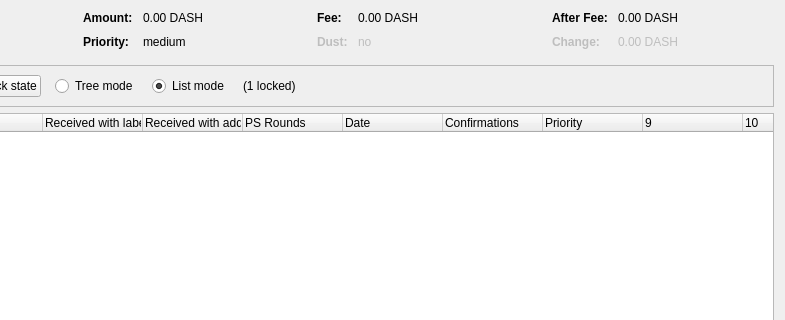
Before: the Qt Designer form src/qt/forms/coincontroldialog.ui in ZoZoCoin/ZoZo-blockchain, drawn with Qt 5; both pictures show x 169 to 954 and y 0 to 320 of the 954 by 500 pixel window.
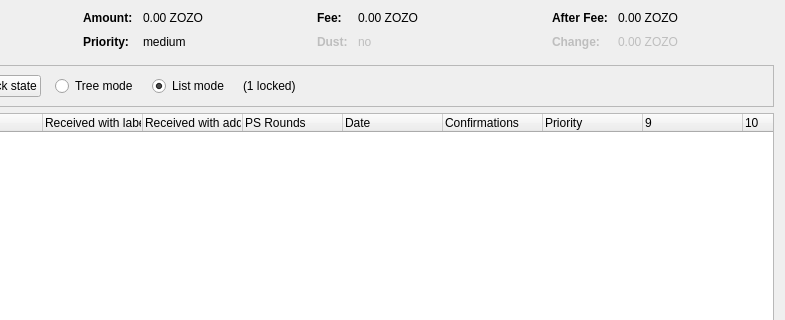
After: the same form once the commit is applied. Custom widgets are drawn as their Qt base class.

Commit message: replace all dash to zozo

Patch:
```diff
--- a/src/qt/forms/coincontroldialog.ui
+++ b/src/qt/forms/coincontroldialog.ui
@@ -132,7 +132,7 @@
           <enum>Qt::ActionsContextMenu</enum>
          </property>
          <property name="text">
-          <string notr="true">0.00 DASH</string>
+          <string notr="true">0.00 ZOZO</string>
          </property>
          <property name="textInteractionFlags">
           <set>Qt::LinksAccessibleByMouse|Qt::TextSelectableByKeyboard|Qt::TextSelectableByMouse</set>
@@ -206,7 +206,7 @@
           <enum>Qt::ActionsContextMenu</enum>
          </property>
          <property name="text">
-          <string notr="true">0.00 DASH</string>
+          <string notr="true">0.00 ZOZO</string>
          </property>
          <property name="textInteractionFlags">
           <set>Qt::LinksAccessibleByMouse|Qt::TextSelectableByKeyboard|Qt::TextSelectableByMouse</set>
@@ -286,7 +286,7 @@
           <enum>Qt::ActionsContextMenu</enum>
          </property>
          <property name="text">
-          <string notr="true">0.00 DASH</string>
+          <string notr="true">0.00 ZOZO</string>
          </property>
          <property name="textInteractionFlags">
           <set>Qt::LinksAccessibleByMouse|Qt::TextSelectableByKeyboard|Qt::TextSelectableByMouse</set>
@@ -321,7 +321,7 @@
           <enum>Qt::ActionsContextMenu</enum>
          </property>
          <property name="text">
-          <string notr="true">0.00 DASH</string>
+          <string notr="true">0.00 ZOZO</string>
          </property>
          <property name="textInteractionFlags">
           <set>Qt::LinksAccessibleByMouse|Qt::TextSelectableByKeyboard|Qt::TextSelectableByMouse</set>
```
The commit also changes 469 other files.
